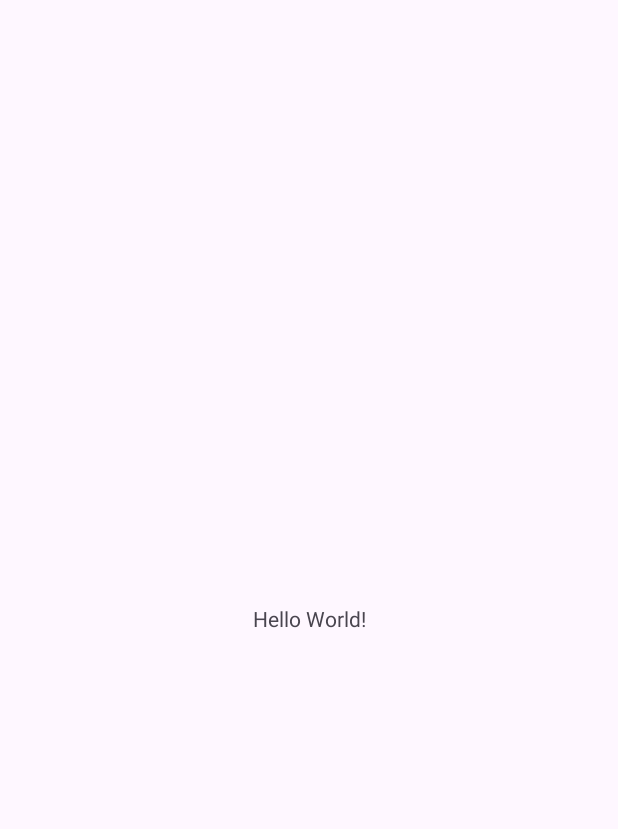
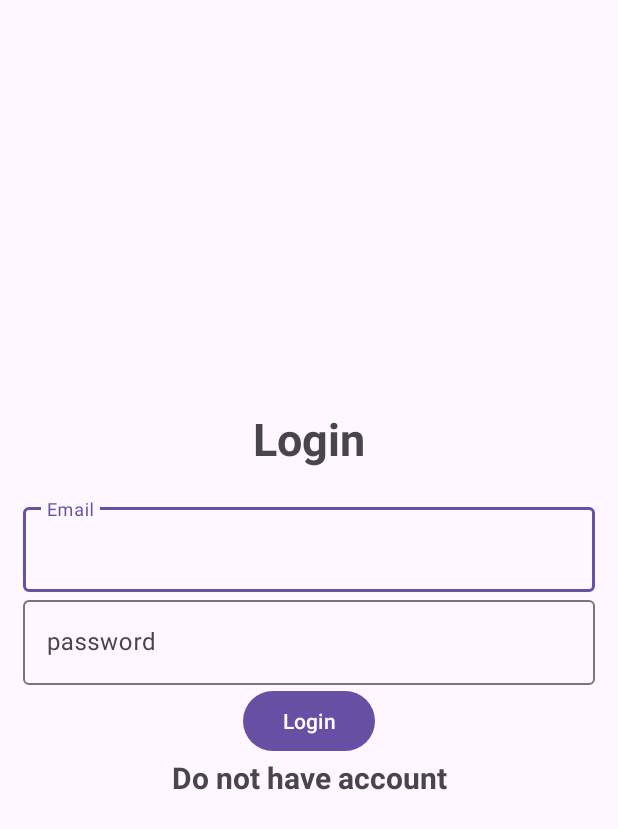
Before and after one commit to hadarlevy/schedule_App, an Android app: the screen it shows after launch (MainActivity before the commit, Login after it), on a phone screen of 412 x 824 dp. Before the commit the part shown is almost empty. Shown: the top 829 px of the screen. Run offline under Robolectric (Android 15) with nearby library versions, the phone set to English and light mode, and no system bars; our stand-ins replace Firebase (no records; nobody signed in at launch, a user with empty details on screens opened directly).

Commit message:
reg_Vs_log_v1

```diff
--- /dev/null
+++ b/app/src/main/java/com/example/schedule_application/Login.java
@@ -0,0 +1,99 @@
+package com.example.schedule_application;
+
+import androidx.annotation.MainThread;
+import androidx.annotation.NonNull;
+import androidx.appcompat.app.AppCompatActivity;
+
+import android.content.Intent;
+import android.os.Bundle;
+import android.text.TextUtils;
+import android.view.View;
+import android.widget.Button;
+import android.widget.ProgressBar;
+import android.widget.TextView;
+import android.widget.Toast;
+
+import com.google.android.gms.tasks.OnCompleteListener;
+import com.google.android.gms.tasks.Task;
+import com.google.android.material.textfield.TextInputEditText;
+import com.google.firebase.auth.AuthResult;
+import com.google.firebase.auth.FirebaseAuth;
+import com.google.firebase.auth.FirebaseUser;
+
+public class Login extends AppCompatActivity {
+    TextInputEditText editTextEmail, editTextPassword;
+    Button buttonLogin;
+    FirebaseAuth mAuth;
+    ProgressBar progressBar;
+    TextView textview;
+
+    @Override
+    public void onStart() {
+        super.onStart();
+        // Check if user is already sign in
+        FirebaseUser currentUser = mAuth.getCurrentUser();
+        if(currentUser != null){
+            Intent intent = new Intent(getApplicationContext(), MainActivity.class);
+            startActivity(intent);
+            finish();//close the login and open the main activity
+        }
+    }
+    @Override
+    protected void onCreate(Bundle savedInstanceState) {
+        super.onCreate(savedInstanceState);
+        setContentView(R.layout.activity_login);
+        mAuth = FirebaseAuth.getInstance();
+        editTextEmail = findViewById(R.id.email);
+        editTextPassword = findViewById(R.id.password);
+        buttonLogin = findViewById(R.id.btn_login);
+        progressBar=findViewById(R.id.progressBar);
+        textview = findViewById(R.id.registerNow);
+        textview.setOnClickListener(new View.OnClickListener() {
+            @Override
+            public void onClick(View view) {
+                Intent intent = new Intent(getApplicationContext(), Registration.class);// navigate to the registration page
+                startActivity(intent);
+                finish();
+            }
+        });
+
+        buttonLogin.setOnClickListener(new View.OnClickListener() {
+            @Override
+            public void onClick(View view) {
+                progressBar.setVisibility(View.VISIBLE);
+                String email, password;
+                email = String.valueOf(editTextEmail.getText());
+                password = String.valueOf(editTextPassword.getText());
+
+
+                if(TextUtils.isEmpty(email)) {
+                    Toast.makeText(Login.this, "Enter email", Toast.LENGTH_SHORT).show();
+                    return;
+                }
+                if(TextUtils.isEmpty(password)) {
+                    Toast.makeText(Login.this, "Enter password", Toast.LENGTH_SHORT).show();
+                    return;
+                }
+                mAuth.signInWithEmailAndPassword(email, password)
+                        .addOnCompleteListener(new OnCompleteListener<AuthResult>() {
+                            @Override
+                            public void onComplete(@NonNull Task<AuthResult> task) {
+                                progressBar.setVisibility(View.GONE);
+                                if (task.isSuccessful()) {
+                                    Toast.makeText(getApplicationContext(), "Login Successfully", Toast.LENGTH_SHORT).show();
+                                    Intent intent = new Intent(getApplicationContext(), MainActivity.class);
+                                    startActivity(intent);
+                                    finish();//close the login and open the main activity
+                                } else {
+                                    Toast.makeText(Login.this, "Authentication failed.",
+                                            Toast.LENGTH_SHORT).show();
+
+                                }
+                            }
+                        });
+
+
+            }
+        });
+    }
+}
--- /dev/null
+++ b/app/src/main/res/layout/activity_login.xml
@@ -0,0 +1,61 @@
+<?xml version="1.0" encoding="utf-8"?>
+<LinearLayout xmlns:android="http://schemas.android.com/apk/res/android"
+    xmlns:app="http://schemas.android.com/apk/res-auto"
+    xmlns:tools="http://schemas.android.com/tools"
+    android:layout_width="match_parent"
+    android:orientation="vertical"
+    android:gravity="center"
+    android:layout_height="match_parent"
+    android:padding="15dp"
+    tools:context=".Login">
+
+    <TextView
+        android:text="@string/login"
+        android:textSize="30sp"
+        android:textStyle="bold"
+        android:gravity="center"
+        android:layout_marginBottom="20dp"
+        android:layout_width="match_parent"
+        android:layout_height="wrap_content" />
+    <com.google.android.material.textfield.TextInputLayout
+        android:layout_width="match_parent"
+        android:layout_height="wrap_content">
+        <com.google.android.material.textfield.TextInputEditText
+            android:id="@+id/email"
+            android:hint="@string/email"
+            android:layout_width="match_parent"
+            android:layout_height="wrap_content" />
+
+    </com.google.android.material.textfield.TextInputLayout>
+
+    <com.google.android.material.textfield.TextInputLayout
+        android:layout_width="match_parent"
+        android:layout_height="wrap_content">
+        <com.google.android.material.textfield.TextInputEditText
+            android:id="@+id/password"
+            android:hint="@string/password"
+            android:layout_width="match_parent"
+            android:layout_height="wrap_content" />
+    </com.google.android.material.textfield.TextInputLayout>
+    <ProgressBar
+        android:id="@+id/progressBar"
+        android:visibility="gone"
+        android:layout_width="wrap_content"
+        android:layout_height="wrap_content"/>
+
+    <Button
+        android:id="@+id/btn_login"
+        android:text="@string/login"
+        android:layout_width="wrap_content"
+        android:layout_height="wrap_content" />
+
+    <TextView
+        android:id="@+id/registerNow"
+        android:text="@string/click_to_register"
+        android:layout_width="match_parent"
+        android:layout_height="wrap_content"
+        android:textStyle="bold"
+        android:textSize="20sp"
+        android:gravity="center"
+        android:layout_marginBottom="20dp"/>
+</LinearLayout>
--- a/app/src/main/res/layout/activity_main.xml
+++ b/app/src/main/res/layout/activity_main.xml
@@ -1,18 +1,23 @@
 <?xml version="1.0" encoding="utf-8"?>
-<androidx.constraintlayout.widget.ConstraintLayout xmlns:android="http://schemas.android.com/apk/res/android"
+<LinearLayout xmlns:android="http://schemas.android.com/apk/res/android"
     xmlns:app="http://schemas.android.com/apk/res-auto"
     xmlns:tools="http://schemas.android.com/tools"
     android:layout_width="match_parent"
+    android:orientation="vertical"
+    android:gravity="center"
     android:layout_height="match_parent"
     tools:context=".MainActivity">
 
     <TextView
+        android:id="@+id/user_details"
         android:layout_width="wrap_content"
         android:layout_height="wrap_content"
-        android:text="Hello World!"
-        app:layout_constraintBottom_toBottomOf="parent"
-        app:layout_constraintEnd_toEndOf="parent"
-        app:layout_constraintStart_toStartOf="parent"
-        app:layout_constraintTop_toTopOf="parent" />
+        android:text="@string/hello_user" />
 
-</androidx.constraintlayout.widget.ConstraintLayout>
+    <Button
+        android:text="@string/logout"
+        android:id="@+id/logout"
+        android:layout_width="wrap_content"
+        android:layout_height="wrap_content" />
+
+</LinearLayout>
--- a/app/src/main/res/values/strings.xml
+++ b/app/src/main/res/values/strings.xml
@@ -1,3 +1,12 @@
 <resources>
-    <string name="app_name">Schedule_Application</string>
+    <string name="app_name">Schdule_APP</string>
+    <string name="login">Login</string>
+    <string name="email">Email</string>
+    <string name="password">password</string>
+    <string name="registration">Registration</string>
+    <string name="register">Register</string>
+    <string name="click_to_login">Have account</string>
+    <string name="click_to_register">Do not have account</string>
+    <string name="logout">Logout</string>
+    <string name="hello_user">Hello User!</string>
 </resources>
--- a/build.gradle.kts
+++ b/build.gradle
@@ -1,3 +1,8 @@
+buildscript {
+    dependencies {
+        classpath("com.google.gms:google-services:4.4.1")
+    }
+}
 // Top-level build file where you can add configuration options common to all sub-projects/modules.
 plugins {
     id("com.android.application") version "8.1.2" apply false
```
Also changed, not shown: app/build.gradle (renamed from app/build.gradle.kts, +7 -6 lines), app/src/main/AndroidManifest.xml (+12 -3 lines), app/src/main/java/com/example/schedule_application/MainActivity.java (+35 -1 lines), app/src/main/java/com/example/schedule_application/Registration.java (added, +104 -0 lines), app/src/main/res/layout/activity_registration.xml (added, +64 -0 lines), settings.gradle (renamed from settings.gradle.kts), 1 other file.
